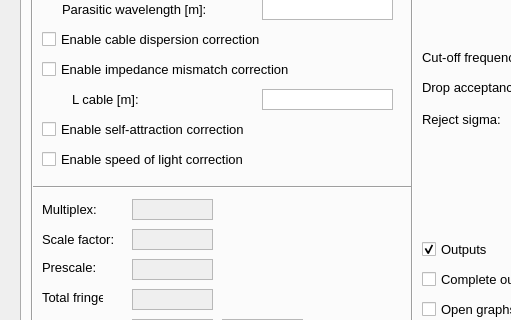
Qt form gui/compute.ui (milosvalko/Agdas) before a commit; both pictures show x 0 to 511 and y 198 to 518 of the 997 by 818 pixel window.
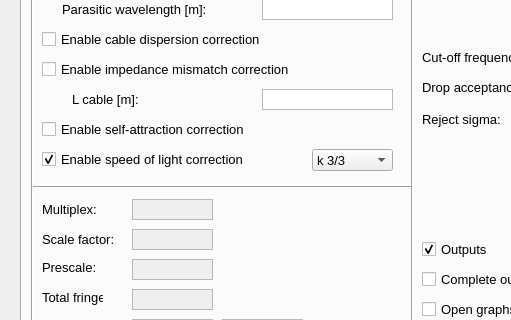
The same form after that commit.

Patch:
```diff
--- a/gui/compute.ui
+++ b/gui/compute.ui
@@ -958,6 +958,34 @@
      <property name="text">
       <string>Enable speed of light correction</string>
      </property>
+     <property name="checked">
+      <bool>true</bool>
+     </property>
+    </widget>
+    <widget class="QComboBox" name="ksol_k">
+     <property name="geometry">
+      <rect>
+       <x>290</x>
+       <y>310</y>
+       <width>81</width>
+       <height>22</height>
+      </rect>
+     </property>
+     <item>
+      <property name="text">
+       <string>k 3/3</string>
+      </property>
+     </item>
+     <item>
+      <property name="text">
+       <string>k 2/3</string>
+      </property>
+     </item>
+     <item>
+      <property name="text">
+       <string>k 1/3</string>
+      </property>
+     </item>
     </widget>
    </widget>
    <widget class="QWidget" name="tab_2">
```
